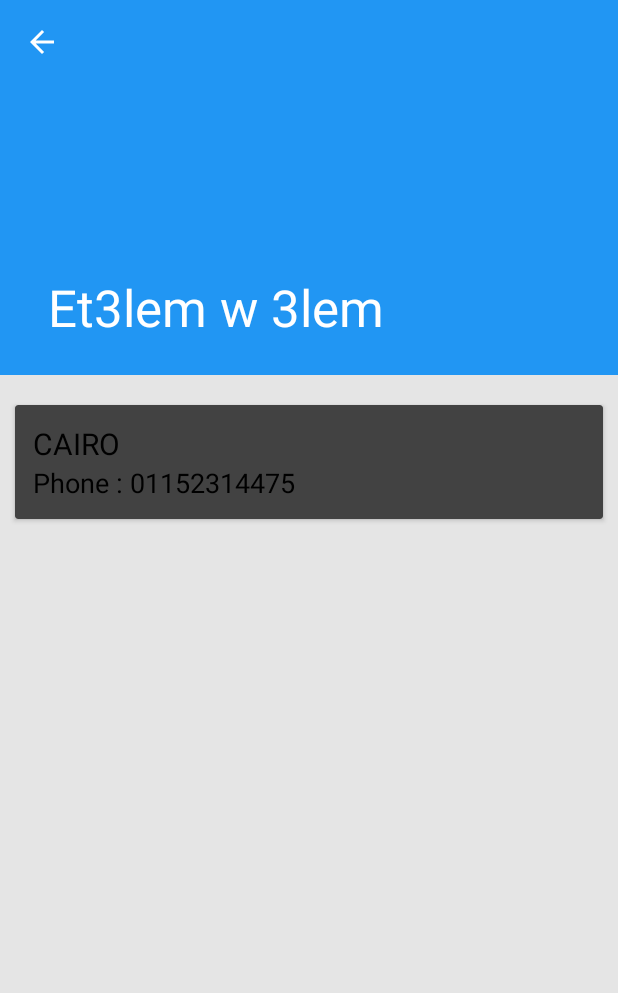
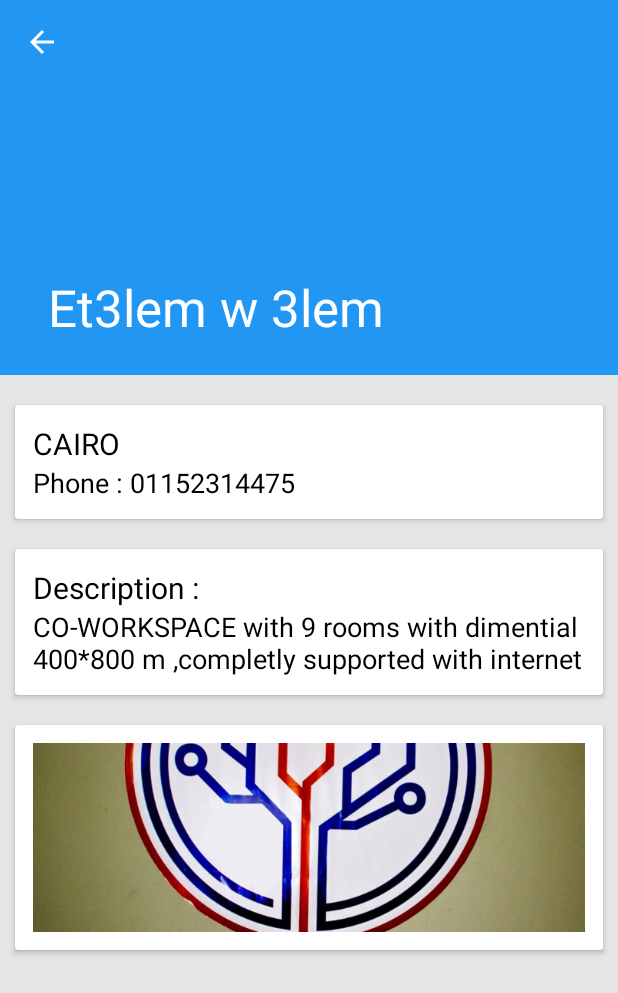
Before and after one commit to mohamedMRG7/LocUs, an Android app: the details screen opened directly, with no data from a screen before it, on a phone screen of 412 x 824 dp. Shown: the top 993 px of the screen. Run offline under Robolectric (Android 15) with nearby library versions, the light colour scheme and no system bars.

Commit message:
Signed-off-by: mohamad ragab <mohamad ragab>

```diff
--- /dev/null
+++ b/app/src/main/java/com/happy/magdy/LocUs/ViewpagerAdapter.java
@@ -0,0 +1,62 @@
+package com.happy.magdy.LocUs;
+
+import android.app.Activity;
+import android.content.Context;
+import android.support.v4.view.PagerAdapter;
+import android.view.LayoutInflater;
+import android.view.View;
+import android.view.ViewGroup;
+import android.widget.ImageView;
+import android.widget.LinearLayout;
+
+import com.happy.magdy.LocUs.R;
+
+/**
+ * Created by moham on 21/10/2016.
+ */
+
+
+
+
+public class ViewpagerAdapter extends PagerAdapter {
+
+    int [] imgres;
+    Context ctx;
+
+    public ViewpagerAdapter(int[] imgres , Context ctx) {
+        this.imgres = imgres;
+        this.ctx=ctx;
+    }
+
+    @Override
+    public int getCount() {
+        return imgres.length;
+    }
+
+    @Override
+    public boolean isViewFromObject(View view, Object object) {
+        return view==object;
+    }
+
+
+    @Override
+    public Object instantiateItem(ViewGroup container, int position) {
+
+        LayoutInflater inflater=(LayoutInflater)ctx.getSystemService(Context.LAYOUT_INFLATER_SERVICE);
+
+        View v=inflater.inflate(R.layout.inf_viewpager,container,false);
+
+        ImageView imageView=(ImageView)v.findViewById(R.id.inf_pageradapter);
+        imageView.setImageResource(imgres[position]);
+
+        container.addView(v);
+        return v;
+
+
+    }
+
+    @Override
+    public void destroyItem(ViewGroup container, int position, Object object) {
+        container.removeView((LinearLayout)object);
+    }
+}
--- a/app/src/main/java/com/happy/magdy/LocUs/details.java
+++ b/app/src/main/java/com/happy/magdy/LocUs/details.java
@@ -1,6 +1,7 @@
 package com.happy.magdy.LocUs;
 
 import android.content.Intent;
+import android.support.v4.view.ViewPager;
 import android.support.v7.app.AppCompatActivity;
 import android.os.Bundle;
 import android.support.v7.widget.Toolbar;
@@ -13,6 +14,7 @@ public class details extends AppCompatActivity {
     String[] title={"Et3lem w 3lem","Chefchaon","Makan","Zone"};
     int [] imgs={R.drawable.et3lm,R.drawable.chefchaon,R.drawable.makan ,R.drawable.zone};
     String[] region={"CAIRO","EMBABA","EL MAZALAT","EL 5LFAWY"};
+    int []img2={R.drawable.et3lm,R.drawable.chefchaon,R.drawable.makan };
     @Override
     protected void onCreate(Bundle savedInstanceState) {
         super.onCreate(savedInstanceState);
@@ -30,7 +32,9 @@ public class details extends AppCompatActivity {
         toolbar.setTitle(title[pos]);
         setSupportActionBar(toolbar);
 
-
+        ViewPager pager=(ViewPager)findViewById(R.id.pager);
+        ViewpagerAdapter ad2=new ViewpagerAdapter(imgs,this);
+        pager.setAdapter(ad2);
         ImageView imageView = (ImageView)findViewById(R.id.profile_id);
         imageView.setImageResource(name);
         //getSupportActionBar().setDisplayShowTitleEnabled(false);
--- a/app/src/main/res/layout/details.xml
+++ b/app/src/main/res/layout/details.xml
@@ -53,9 +53,62 @@
              <include layout="@layout/card2"></include>
 
 
+            <android.support.v7.widget.CardView
+                android:layout_width="match_parent"
+                android:layout_height="wrap_content"
+                android:layout_margin="10dp">
+
+                <LinearLayout
+                    android:layout_width="match_parent"
+                    android:layout_height="wrap_content"
+                    android:orientation="vertical"
+                    android:padding="12dp">
+
+                    <TextView
+                        android:layout_width="match_parent"
+                        android:layout_height="wrap_content"
+                        android:text="Description :"
+                        android:textSize="20sp"
+                        android:id="@+id/txt1"
+                        android:textColor="#000"/>
+
+                    <TextView
+                        android:layout_width="match_parent"
+                        android:layout_height="wrap_content"
+                        android:text="CO-WORKSPACE with 9 rooms with dimential 400*800 m ,completly supported with internet"
+                        android:textSize="18sp"
+                        android:id="@+id/txt2"
+                        android:textColor="#000"/>
+
+                </LinearLayout>
+
+            </android.support.v7.widget.CardView>
+
+
+            <android.support.v7.widget.CardView
+                android:layout_width="match_parent"
+                android:layout_height="150dp"
+                android:layout_margin="10dp">
+
+                <LinearLayout
+                    android:layout_width="match_parent"
+                    android:layout_height="wrap_content"
+                    android:orientation="vertical"
+                    android:padding="12dp">
+
+                  <android.support.v4.view.ViewPager
+                      android:id="@+id/pager"
+                      android:layout_width="match_parent"
+                      android:layout_height="150dp">
 
 
 
+
+                  </android.support.v4.view.ViewPager>
+
+                </LinearLayout>
+
+            </android.support.v7.widget.CardView>
 
 
         </LinearLayout>
--- /dev/null
+++ b/app/src/main/res/layout/inf_viewpager.xml
@@ -0,0 +1,15 @@
+<?xml version="1.0" encoding="utf-8"?>
+<LinearLayout xmlns:android="http://schemas.android.com/apk/res/android"
+    android:orientation="horizontal"
+    android:layout_width="match_parent"
+    android:layout_height="match_parent">
+
+
+    <ImageView
+        android:src="@color/screen1"
+        android:id="@+id/inf_pageradapter"
+        android:layout_width="match_parent"
+        android:scaleType="centerCrop"
+        android:layout_height="150dp" />
+
+</LinearLayout>
--- a/app/src/main/res/layout/toolbar.xml
+++ b/app/src/main/res/layout/toolbar.xml
@@ -17,8 +17,9 @@
         android:layout_height="wrap_content"
         android:text="@string/app_name"
         android:gravity="start"
-        android:textSize="25sp"
-        android:layout_marginTop="10dp"/>
+        android:textSize="20sp"
+        android:textColor="#EEE"
+        android:layout_marginTop="13dp"/>
 
 
 
--- a/app/src/main/res/values-v21/styles.xml
+++ b/app/src/main/res/values-v21/styles.xml
@@ -3,7 +3,6 @@
     <style name="AppTheme.NoActionBar">
         <item name="windowActionBar">false</item>
         <item name="windowNoTitle">true</item>
-        <item name="android:windowDrawsSystemBarBackgrounds">true</item>
-        <item name="android:statusBarColor">@android:color/transparent</item>
+
     </style>
 </resources>
--- a/app/src/main/res/values/styles.xml
+++ b/app/src/main/res/values/styles.xml
@@ -1,14 +1,20 @@
 <resources>
 
     <!-- Base application theme. -->
-    <style name="AppTheme" parent="Theme.AppCompat.NoActionBar">
+    <style name="AppTheme" parent="Theme.AppCompat.Light.NoActionBar">
         <!-- Customize your theme here. -->
         <item name="colorPrimary">@color/colorPrimary</item>
         <item name="colorPrimaryDark">@color/colorPrimaryDark</item>
         <item name="colorAccent">@color/colorAccent</item>
         <item name="android:windowActionBar">false</item>
         <item name="android:windowNoTitle">true</item>
+        <item name="drawerArrowStyle">@style/DrawerArrowStyle</item>
     </style>
+    <style name="DrawerArrowStyle" parent="@style/Widget.AppCompat.DrawerArrowToggle">
+        <item name="spinBars">true</item>
+        <item name="color">#fff</item>
+    </style>
+
 
     <style name="AppTheme.AppBarOverlay" parent="ThemeOverlay.AppCompat.Dark.ActionBar" />
 
```
Also changed, not shown: app/src/main/AndroidManifest.xml (+11 -13 lines), app/src/main/java/com/happy/magdy/LocUs/HavePlace.java (added, +15 -0 lines), app/src/main/java/com/happy/magdy/LocUs/NavDrawerFragment.java (+24 -0 lines), app/src/main/res/layout/activity_have_place.xml (added, +70 -0 lines), app/src/main/res/values/strings.xml (+10 -12 lines).
